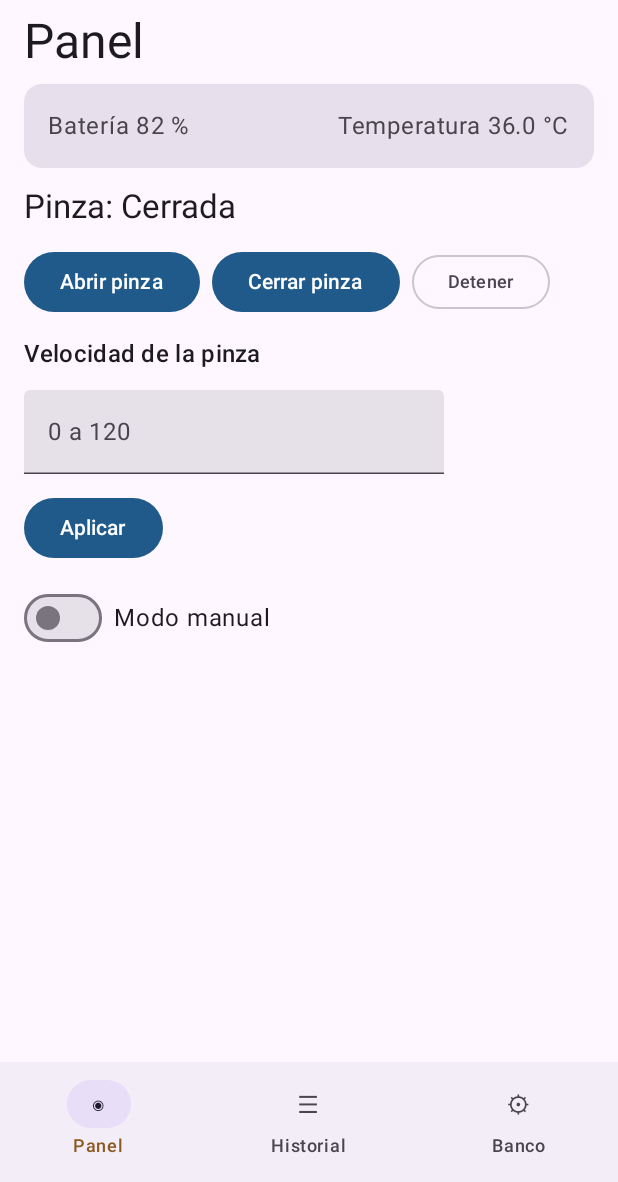
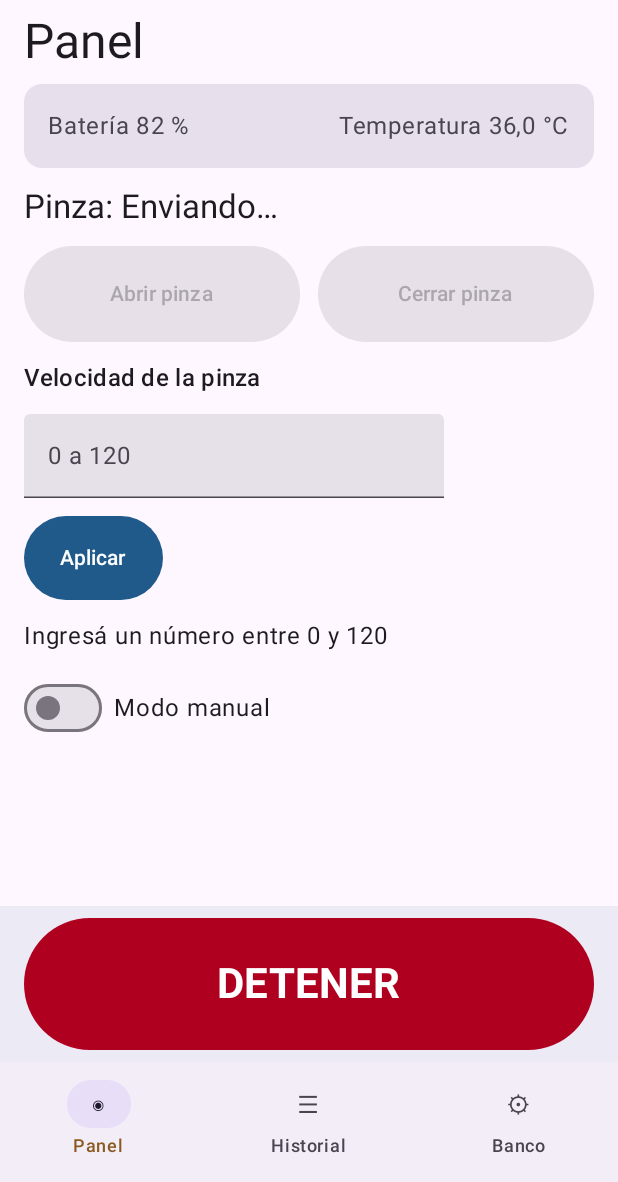
Before and after one commit to Tobiasjuarez/Celda4, an Android app built with Jetpack Compose: the composable App shown on its own in the app's theme, after a tap on "Cerrar pinza", on a phone screen of 412 x 824 dp, the part 54-1236 px from its top. Run offline under Robolectric (Android 15) with nearby library versions, the phone set to English and light mode, and no system bars; 2 other taps on this screen came first.

Commit message:
54: DETENER global de un toque, enviar ≠ ejecutar con un solo comando por envío, alarma sin depender del color, controles de 48 dp, compartir con selector y textos en recursos

```diff
--- a/app/src/main/java/ar/celda/logica/Reglas.kt
+++ b/app/src/main/java/ar/celda/logica/Reglas.kt
@@ -46,7 +46,7 @@ fun evaluarVelocidad(texto: String): Velocidad {
     return Velocidad.Valida(valor, porcentaje(valor), nivel)
 }
 
-fun formatoPorcentaje(valor: Double): String = String.format(LOCALE_AR, "%.1f", valor)
+fun formatoDecimal(valor: Double): String = String.format(LOCALE_AR, "%.1f", valor)
 
 /** Búsqueda del historial por tipo o por texto, sin importar mayúsculas. */
 fun coincide(evento: Evento, busqueda: String): Boolean {
--- a/app/src/main/java/ar/celda/ui/App.kt
+++ b/app/src/main/java/ar/celda/ui/App.kt
@@ -6,10 +6,15 @@ import androidx.compose.foundation.layout.*
 import androidx.compose.material3.*
 import androidx.compose.runtime.*
 import androidx.compose.runtime.saveable.rememberSaveable
+import androidx.compose.ui.Alignment
 import androidx.compose.ui.Modifier
 import androidx.compose.ui.graphics.Color
 import androidx.compose.ui.platform.LocalContext
+import androidx.compose.ui.res.stringResource
+import androidx.compose.ui.text.font.FontWeight
 import androidx.compose.ui.unit.dp
+import androidx.compose.ui.unit.sp
+import ar.celda.R
 
 @Composable
 fun App(model: PanelModel) {
@@ -17,6 +22,9 @@ fun App(model: PanelModel) {
     val context = LocalContext.current
     MaterialTheme(colorScheme = lightColorScheme(primary = Color(0xFF1F5A8A), secondary = Color(0xFF8A5A1F))) {
         Scaffold(bottomBar = {
+            Column {
+                // DETENER fuera de las pestañas: se ve y se toca desde cualquier sección.
+                BarraParada(model)
                 NavigationBar {
                     listOf("Panel" to "◉", "Historial" to "☰", "Banco" to "⚙").forEach { (nombre, icono) ->
                         NavigationBarItem(
@@ -25,6 +33,7 @@ fun App(model: PanelModel) {
                             icon = { Text(icono) },
                             label = { Text(nombre) },
                         )
+                    }
                 }
             }
         }) { margen ->
@@ -45,7 +54,42 @@ fun App(model: PanelModel) {
     }
 }
 
+/** Parada de emergencia: un solo toque, sin confirmación, y el control más grande de la pantalla. */
+@Composable
+private fun BarraParada(model: PanelModel) {
+    Surface(tonalElevation = 3.dp) {
+        Box(Modifier.fillMaxWidth().padding(horizontal = 16.dp, vertical = 8.dp)) {
+            if (model.detenido) {
+                Row(verticalAlignment = Alignment.CenterVertically, horizontalArrangement = Arrangement.spacedBy(12.dp)) {
+                    Text(
+                        stringResource(R.string.celda_detenida),
+                        Modifier.weight(1f),
+                        style = MaterialTheme.typography.titleLarge,
+                        fontWeight = FontWeight.Bold,
+                    )
+                    OutlinedButton(onClick = model::reanudar, modifier = Modifier.heightIn(min = 56.dp)) {
+                        Text(stringResource(R.string.reanudar))
+                    }
+                }
+            } else {
+                Button(
+                    onClick = model::detener,
+                    modifier = Modifier.fillMaxWidth().height(88.dp),
+                    colors = ButtonDefaults.buttonColors(containerColor = Color(0xFFB00020), contentColor = Color.White),
+                ) {
+                    Text(stringResource(R.string.detener), fontSize = 28.sp, fontWeight = FontWeight.Bold)
+                }
+            }
+        }
+    }
+}
+
+/** ACTION_SEND necesita un type; el selector (createChooser) siempre existe, así que no hay crash. */
 private fun compartirReporte(context: Context, texto: String) {
-    val intent = Intent(Intent.ACTION_SEND).putExtra(Intent.EXTRA_TEXT, texto)
-    context.startActivity(intent)
+    val envio = Intent(Intent.ACTION_SEND).apply {
+        type = "text/plain"
+        putExtra(Intent.EXTRA_SUBJECT, "Reporte de turno · Celda 4")
+        putExtra(Intent.EXTRA_TEXT, texto)
     }
+    context.startActivity(Intent.createChooser(envio, "Compartir reporte"))
+}
--- a/app/src/main/java/ar/celda/ui/Panel.kt
+++ b/app/src/main/java/ar/celda/ui/Panel.kt
@@ -1,5 +1,6 @@
 package ar.celda.ui
 
+import androidx.compose.foundation.BorderStroke
 import androidx.compose.foundation.layout.*
 import androidx.compose.foundation.rememberScrollState
 import androidx.compose.foundation.text.KeyboardOptions
@@ -10,89 +11,107 @@ import androidx.compose.runtime.saveable.rememberSaveable
 import androidx.compose.ui.Alignment
 import androidx.compose.ui.Modifier
 import androidx.compose.ui.graphics.Color
+import androidx.compose.ui.res.stringResource
+import androidx.compose.ui.text.font.FontWeight
 import androidx.compose.ui.text.input.KeyboardType
 import androidx.compose.ui.unit.dp
+import ar.celda.R
+import ar.celda.logica.Nivel
 import ar.celda.logica.Velocidad
-import ar.celda.logica.formatoPorcentaje
-import androidx.compose.ui.unit.sp
+import ar.celda.logica.formatoDecimal
 
 @Composable
 fun Panel(model: PanelModel) {
     var velocidad by rememberSaveable { mutableStateOf("") }
     var resultado by remember { mutableStateOf<Velocidad?>(null) }
     var modoManual by rememberSaveable { mutableStateOf(false) }
-    var confirmarParada by remember { mutableStateOf(false) }
 
     Column(Modifier.verticalScroll(rememberScrollState()), verticalArrangement = Arrangement.spacedBy(12.dp)) {
         TarjetaTelemetria(model)
 
-        Text(
-            "Pinza: " + (if (model.pinza == EstadoPinza.CERRADA) "Cerrada" else "Abierta"),
-            style = MaterialTheme.typography.titleLarge,
-        )
-        if (model.detenido) {
-            Text("Celda detenida", style = MaterialTheme.typography.titleMedium)
-            Button(onClick = model::reanudar) { Text("Reanudar") }
+        // Enviar ≠ ejecutar: mientras el robot no responde, el estado es «Enviando…».
+        val estado = when {
+            model.enviando -> stringResource(R.string.pinza_enviando)
+            model.pinza == EstadoPinza.CERRADA -> stringResource(R.string.pinza_cerrada)
+            else -> stringResource(R.string.pinza_abierta)
         }
-        Row(horizontalArrangement = Arrangement.spacedBy(8.dp), verticalAlignment = Alignment.CenterVertically) {
-            Button(onClick = model::abrirPinza, enabled = !model.detenido) { Text("Abrir pinza") }
-            Button(onClick = model::cerrarPinza, enabled = !model.detenido) { Text("Cerrar pinza") }
-            OutlinedButton(onClick = { confirmarParada = true }, modifier = Modifier.height(36.dp)) {
-                Text("Detener", fontSize = 12.sp)
-            }
+        Text(stringResource(R.string.pinza_estado, estado), style = MaterialTheme.typography.titleLarge)
+        if (model.rechazada) {
+            Text(stringResource(R.string.orden_rechazada), color = MaterialTheme.colorScheme.error)
         }
 
-        Text("Velocidad de la pinza", style = MaterialTheme.typography.titleMedium)
+        // Deshabilitados durante un envío: el segundo toque no manda otro comando.
+        val habilitados = !model.detenido && !model.enviando
+        Row(horizontalArrangement = Arrangement.spacedBy(12.dp)) {
+            Button(
+                onClick = model::abrirPinza,
+                enabled = habilitados,
+                modifier = Modifier.weight(1f).heightIn(min = 64.dp),
+            ) { Text(stringResource(R.string.abrir_pinza)) }
+            Button(
+                onClick = model::cerrarPinza,
+                enabled = habilitados,
+                modifier = Modifier.weight(1f).heightIn(min = 64.dp),
+            ) { Text(stringResource(R.string.cerrar_pinza)) }
+        }
+
+        Text(stringResource(R.string.velocidad_titulo), style = MaterialTheme.typography.titleMedium)
         TextField(
             value = velocidad,
             onValueChange = { velocidad = it },
-            label = { Text("0 a 120") },
+            label = { Text(stringResource(R.string.velocidad_rango)) },
             singleLine = true,
             keyboardOptions = KeyboardOptions(keyboardType = KeyboardType.Number),
         )
-        Button(onClick = { resultado = model.aplicarVelocidad(velocidad) }) { Text("Aplicar") }
+        Button(
+            onClick = { resultado = model.aplicarVelocidad(velocidad) },
+            modifier = Modifier.heightIn(min = 56.dp),
+        ) { Text(stringResource(R.string.aplicar)) }
         resultado?.let { Text(textoResultado(it)) }
 
         Row(verticalAlignment = Alignment.CenterVertically, horizontalArrangement = Arrangement.spacedBy(8.dp)) {
             Switch(checked = modoManual, onCheckedChange = { modoManual = it })
-            Text("Modo manual")
+            Text(stringResource(R.string.modo_manual))
         }
-    }
-
-    if (confirmarParada) {
-        AlertDialog(
-            onDismissRequest = { confirmarParada = false },
-            title = { Text("Confirmar parada") },
-            text = { Text("¿Seguro que querés detener la celda?") },
-            confirmButton = {
-                TextButton(onClick = { confirmarParada = false; model.detener() }) { Text("Detener") }
-            },
-            dismissButton = {
-                TextButton(onClick = { confirmarParada = false }) { Text("Cancelar") }
-            },
-        )
     }
 }
 
+@Composable
 private fun textoResultado(resultado: Velocidad): String = when (resultado) {
-    is Velocidad.Valida -> "${formatoPorcentaje(resultado.porcentaje)} % · ${resultado.nivel.etiqueta}"
-    Velocidad.FueraDeRango -> "Fuera de rango"
-    Velocidad.NoEsNumero -> "Ingresá un número entre 0 y 120"
+    is Velocidad.Valida -> stringResource(
+        R.string.resultado_velocidad,
+        formatoDecimal(resultado.porcentaje),
+        stringResource(if (resultado.nivel == Nivel.ALTA) R.string.nivel_alta else R.string.nivel_normal),
+    )
+    Velocidad.FueraDeRango -> stringResource(R.string.fuera_de_rango)
+    Velocidad.NoEsNumero -> stringResource(R.string.no_es_numero)
 }
 
+/** La batería baja se distingue por texto, ícono y borde, no solo por el color. */
 @Composable
 private fun TarjetaTelemetria(model: PanelModel) {
     val t = model.telemetria
     val baja = t.bateria < 20
     Card(
         colors = CardDefaults.cardColors(
-            containerColor = if (baja) Color(0xFFD32F2F) else MaterialTheme.colorScheme.surfaceVariant,
+            containerColor = if (baja) Color(0xFFB00020) else MaterialTheme.colorScheme.surfaceVariant,
+            contentColor = if (baja) Color.White else MaterialTheme.colorScheme.onSurfaceVariant,
         ),
+        border = if (baja) BorderStroke(3.dp, Color.Black) else null,
         modifier = Modifier.fillMaxWidth(),
     ) {
-        Row(Modifier.fillMaxWidth().padding(16.dp), horizontalArrangement = Arrangement.SpaceBetween) {
-            Text("Batería ${t.bateria} %")
-            Text("Temperatura ${"%.1f".format(t.temperatura)} °C")
+        Column(Modifier.fillMaxWidth().padding(16.dp), verticalArrangement = Arrangement.spacedBy(4.dp)) {
+            if (baja) {
+                Text(
+                    stringResource(R.string.bateria_baja, t.bateria),
+                    style = MaterialTheme.typography.titleMedium,
+                    fontWeight = FontWeight.Bold,
+                )
+            }
+            Row(Modifier.fillMaxWidth(), horizontalArrangement = Arrangement.SpaceBetween) {
+                Text(stringResource(R.string.bateria, t.bateria))
+                Text(stringResource(R.string.temperatura, formatoDecimal(t.temperatura)))
+            }
         }
     }
 }
--- a/app/src/main/java/ar/celda/ui/PanelModel.kt
+++ b/app/src/main/java/ar/celda/ui/PanelModel.kt
@@ -13,7 +13,7 @@ import ar.celda.logica.Evento
 import ar.celda.logica.TipoEvento
 import ar.celda.logica.Velocidad
 import ar.celda.logica.evaluarVelocidad
-import ar.celda.logica.formatoPorcentaje
+import ar.celda.logica.formatoDecimal
 import kotlinx.coroutines.delay
 import kotlinx.coroutines.launch
 import java.time.LocalTime
@@ -30,6 +30,12 @@ class PanelModel : ViewModel() {
         private set
     var detenido by mutableStateOf(false)
         private set
+    /** true desde que se manda una orden de pinza hasta que el robot responde. */
+    var enviando by mutableStateOf(false)
+        private set
+    /** true si el robot rechazó la última orden de pinza. */
+    var rechazada by mutableStateOf(false)
+        private set
     var telemetria by mutableStateOf(Telemetria(bateria = 82, temperatura = 36.0))
         private set
 
@@ -43,7 +49,7 @@ class PanelModel : ViewModel() {
             registrar(
                 TipoEvento.VELOCIDAD,
                 "Velocidad ${resultado.valor}",
-                "${formatoPorcentaje(resultado.porcentaje)} % · ${resultado.nivel.etiqueta}",
+                "${formatoDecimal(resultado.porcentaje)} % · ${resultado.nivel.etiqueta}",
             )
         }
         return resultado
@@ -53,12 +59,32 @@ class PanelModel : ViewModel() {
 
     fun cerrarPinza() = mover(Comando.CERRAR, EstadoPinza.CERRADA, "Cerrar pinza")
 
+    /**
+     * Enviar ≠ ejecutar: la pinza cambia de estado solo cuando el robot confirma.
+     * Si ya hay un envío en curso, el toque se ignora (dos toques → un comando).
+     */
     private fun mover(comando: Comando, destino: EstadoPinza, texto: String) {
-        pinza = destino
+        if (enviando) return
+        enviando = true
+        rechazada = false
         registrar(TipoEvento.PINZA, texto, "Orden enviada al robot")
-        viewModelScope.launch { RobotSimulado.enviar(comando) }
+        viewModelScope.launch {
+            val aceptado = try {
+                RobotSimulado.enviar(comando)
+            } finally {
+                enviando = false
+            }
+            if (aceptado) {
+                pinza = destino
+                registrar(TipoEvento.PINZA, "$texto: confirmado", "El robot ejecutó la orden")
+            } else {
+                rechazada = true
+                registrar(TipoEvento.PINZA, "$texto: rechazado", "El robot rechazó la orden; la pinza conserva su estado")
+            }
+        }
     }
 
+    /** La parada no depende de `enviando`: funciona aunque haya otra orden en curso. */
     fun detener() {
         detenido = true
         registrar(TipoEvento.PARADA, "Parada", "Parada solicitada por el operador")
--- a/app/src/main/res/values/strings.xml
+++ b/app/src/main/res/values/strings.xml
@@ -1,3 +1,33 @@
 <resources>
     <string name="app_name">Celda 4</string>
+
+    <!-- Parada (visible en todas las pestañas) -->
+    <string name="detener">DETENER</string>
+    <string name="celda_detenida">⛔ Celda detenida</string>
+    <string name="reanudar">Reanudar</string>
+
+    <!-- Panel: telemetría -->
+    <string name="bateria">Batería %1$d %%</string>
+    <string name="bateria_baja">⚠ BATERÍA BAJA · %1$d %%</string>
+    <string name="temperatura">Temperatura %1$s °C</string>
+
+    <!-- Panel: pinza -->
+    <string name="pinza_estado">Pinza: %1$s</string>
+    <string name="pinza_abierta">Abierta</string>
+    <string name="pinza_cerrada">Cerrada</string>
+    <string name="pinza_enviando">Enviando…</string>
+    <string name="orden_rechazada">⚠ El robot rechazó la orden. La pinza conserva su estado anterior.</string>
+    <string name="abrir_pinza">Abrir pinza</string>
+    <string name="cerrar_pinza">Cerrar pinza</string>
+
+    <!-- Panel: velocidad -->
+    <string name="velocidad_titulo">Velocidad de la pinza</string>
+    <string name="velocidad_rango">0 a 120</string>
+    <string name="aplicar">Aplicar</string>
+    <string name="resultado_velocidad">%1$s %% · %2$s</string>
+    <string name="nivel_normal">Normal</string>
+    <string name="nivel_alta">Alta</string>
+    <string name="fuera_de_rango">Fuera de rango</string>
+    <string name="no_es_numero">Ingresá un número entre 0 y 120</string>
+    <string name="modo_manual">Modo manual</string>
 </resources>
```
Also changed, not shown: app/src/main/java/ar/celda/ui/Historial.kt (+8 -7 lines). Lines whose indentation alone changed are shown as unchanged.
